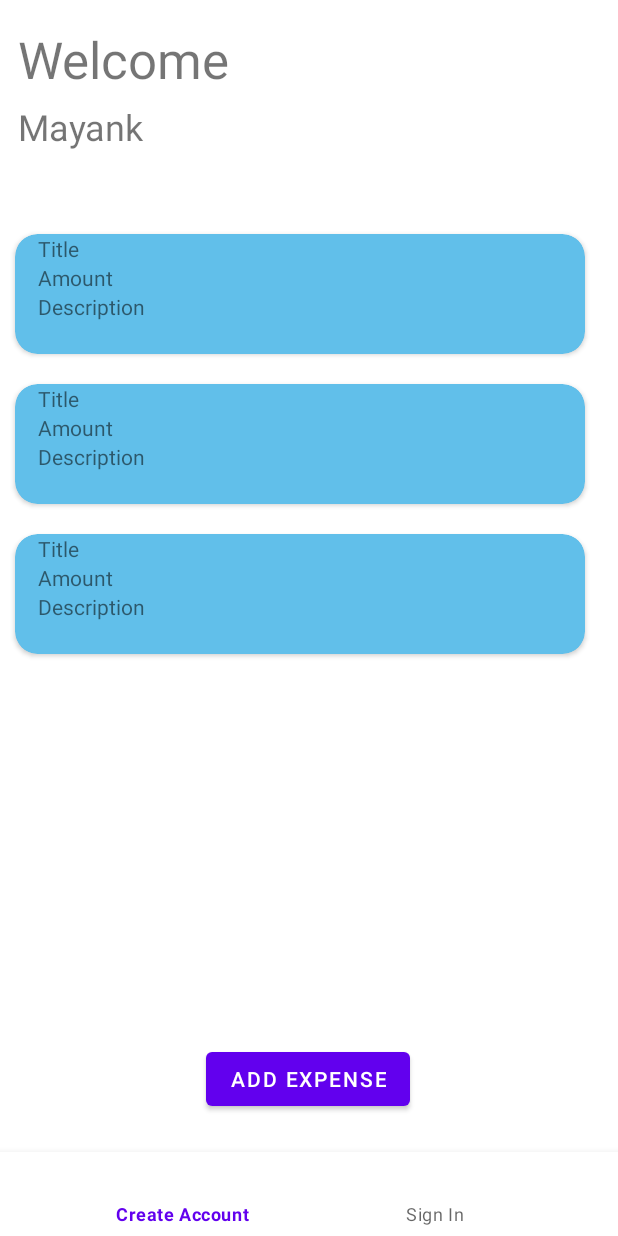
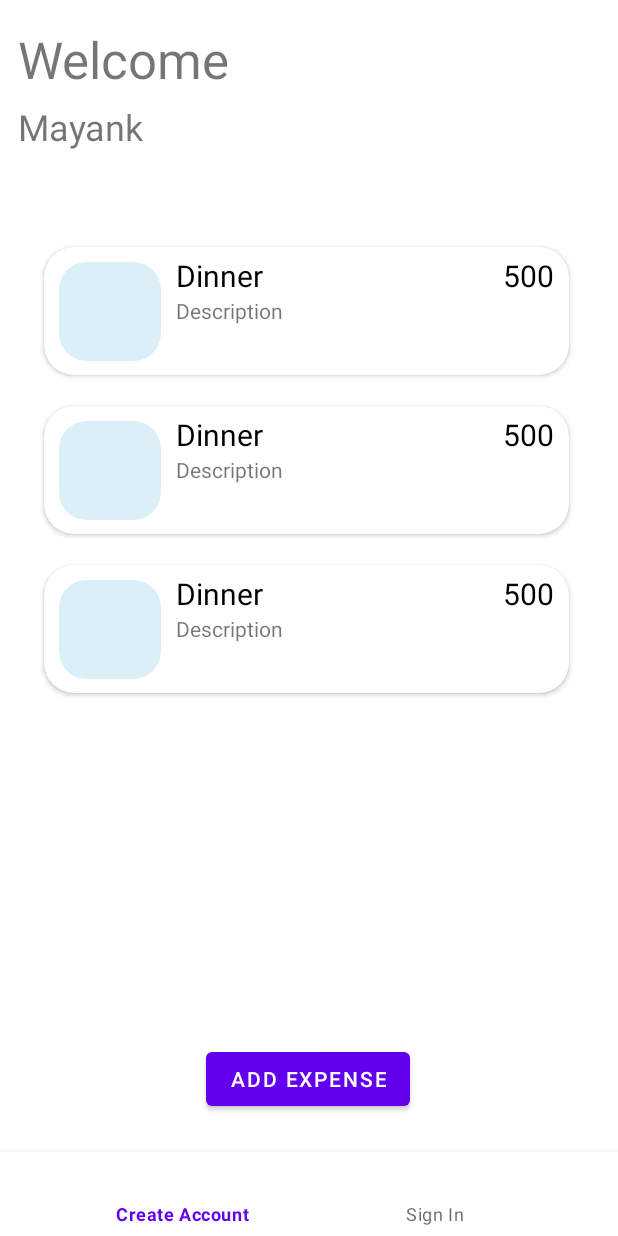
Before and after one commit to mayankk25/Budget-Tracker, an Android app: the layout main_fragment.xml on its own in the app's theme, with its tools: preview values and no code run, on a phone screen of 412 x 824 dp. Run offline under Robolectric (Android 15) with nearby library versions, the phone set to English and light mode, and no system bars.

Commit message:
Better UI for recycler view

```diff
--- a/app/src/main/java/com/example/budgettracker/MainFragment.kt
+++ b/app/src/main/java/com/example/budgettracker/MainFragment.kt
@@ -63,10 +63,9 @@ class MainFragment: Fragment() {
 
         Log.i(TAG, "Before getting expenses")
         expenseList = arrayListOf()
-        db.collection("expenses")
+        db.collection("expenses").whereEqualTo("userID", currentUser?.uid.toString())
             .get()
             .addOnSuccessListener {
-                Log.i(TAG, "in On Success")
                 if(!it.isEmpty) {
                     for (data in it.documents) {
                         val expense: Expense? = data.toObject(Expense::class.java)
@@ -74,10 +73,8 @@ class MainFragment: Fragment() {
                             expenseList.add(expense)
                         }
                     }
-                    Log.i(TAG, "After fetching date $expenseList")
                     binding.budgetList.adapter = ExpenseAdapter(expenseList)
                 }
-                Log.i(TAG, "After adapter")
             }
             .addOnFailureListener {
                 Toast.makeText(context, it.toString(), Toast.LENGTH_SHORT).show()
--- a/app/src/main/res/layout/main_fragment.xml
+++ b/app/src/main/res/layout/main_fragment.xml
@@ -60,16 +60,16 @@
 
         <androidx.recyclerview.widget.RecyclerView
             android:id="@+id/budget_list"
-            android:layout_width="412dp"
-            android:layout_height="499dp"
+            android:layout_width="392dp"
+            android:layout_height="508dp"
             app:layoutManager="androidx.recyclerview.widget.LinearLayoutManager"
             app:layout_constraintBottom_toTopOf="@+id/addExpenseButton"
             app:layout_constraintEnd_toEndOf="parent"
-            app:layout_constraintHorizontal_bias="0.0"
+            app:layout_constraintHorizontal_bias="0.454"
             app:layout_constraintStart_toStartOf="parent"
             app:layout_constraintTop_toBottomOf="@+id/user_name"
-            app:layout_constraintVertical_bias="0.476"
-            tools:listitem="@layout/text_item_view"/>
+            app:layout_constraintVertical_bias="0.562"
+            tools:listitem="@layout/text_item_view" />
 
 
     </androidx.constraintlayout.widget.ConstraintLayout>
--- a/app/src/main/res/layout/text_item_view.xml
+++ b/app/src/main/res/layout/text_item_view.xml
@@ -1,14 +1,18 @@
 <?xml version="1.0" encoding="utf-8"?>
-<androidx.cardview.widget.CardView
-    xmlns:android="http://schemas.android.com/apk/res/android"
+<androidx.cardview.widget.CardView xmlns:android="http://schemas.android.com/apk/res/android"
     xmlns:app="http://schemas.android.com/apk/res-auto"
     xmlns:tools="http://schemas.android.com/tools"
     android:id="@+id/list_item"
-    android:layout_width="380dp"
-    android:layout_height="80dp"
-    android:layout_margin="10dp"
-    app:cardCornerRadius="15dp"
-    app:cardBackgroundColor="@color/light_blue"
+    android:layout_width="350dp"
+    android:layout_height="85dp"
+    android:layout_marginLeft="20dp"
+    android:layout_marginTop="15dp"
+    android:layout_marginRight="10dp"
+    android:layout_marginBottom="5dp"
+    android:textAlignment="viewEnd"
+    app:cardBackgroundColor="@color/white"
+    app:cardCornerRadius="20dp"
+    app:contentPaddingRight="10dp"
     app:layout_constraintBottom_toBottomOf="parent"
     app:layout_constraintEnd_toEndOf="parent"
     app:layout_constraintStart_toStartOf="parent"
@@ -16,6 +20,23 @@
 
     <LinearLayout
         android:layout_width="match_parent"
+        android:layout_height="90dp"
+        android:orientation="horizontal"
+        android:textAlignment="viewEnd">
+
+        <androidx.cardview.widget.CardView
+            android:layout_width="68dp"
+            android:layout_height="66dp"
+            android:layout_margin="10dp"
+            android:paddingLeft="100dp"
+            app:cardElevation="0dp"
+            app:cardBackgroundColor="@color/light_blue"
+            app:cardCornerRadius="18dp">
+
+        </androidx.cardview.widget.CardView>
+
+        <LinearLayout
+            android:layout_width="190dp"
             android:layout_height="match_parent"
             android:orientation="vertical">
 
@@ -23,22 +44,32 @@
                 android:id="@+id/textView"
                 android:layout_width="match_parent"
                 android:layout_height="wrap_content"
-            android:paddingLeft="15dp"
-            android:text="Title" />
-
-        <TextView
-            android:id="@+id/textView2"
-            android:layout_width="match_parent"
-            android:layout_height="wrap_content"
-            android:paddingLeft="15dp"
-            android:text="Amount" />
+                android:layout_marginTop="5dp"
+                android:text="Dinner"
+                android:textColor="@color/black"
+                android:textSize="20dp" />
 
             <TextView
                 android:id="@+id/textView3"
                 android:layout_width="match_parent"
                 android:layout_height="wrap_content"
-            android:paddingLeft="15dp"
                 android:text="Description" />
 
         </LinearLayout>
+
+        <LinearLayout
+            android:layout_width="match_parent"
+            android:layout_height="wrap_content">
+
+            <TextView
+                android:id="@+id/textView2"
+                android:textColor="@color/black"
+                android:layout_width="match_parent"
+                android:layout_height="wrap_content"
+                android:layout_marginTop="5dp"
+                android:textAlignment="viewEnd"
+                android:textSize="20dp"
+                tools:text="500" />
+        </LinearLayout>
+    </LinearLayout>
 </androidx.cardview.widget.CardView>
--- a/app/src/main/res/values/colors.xml
+++ b/app/src/main/res/values/colors.xml
@@ -8,5 +8,5 @@
     <color name="black">#FF000000</color>
     <color name="white">#FFFFFFFF</color>
 
-    <color name="light_blue">#61BFEA</color>
+    <color name="light_blue">#DAF0F6</color>
 </resources>
```
Also changed, not shown: app/src/main/res/font/product_sans_bold.ttf (added), app/src/main/res/font/product_sans_bold_italic.ttf (added), app/src/main/res/font/product_sans_italic.ttf (added), app/src/main/res/font/product_sans_regular.ttf (added). Lines whose indentation alone changed are shown as unchanged.
